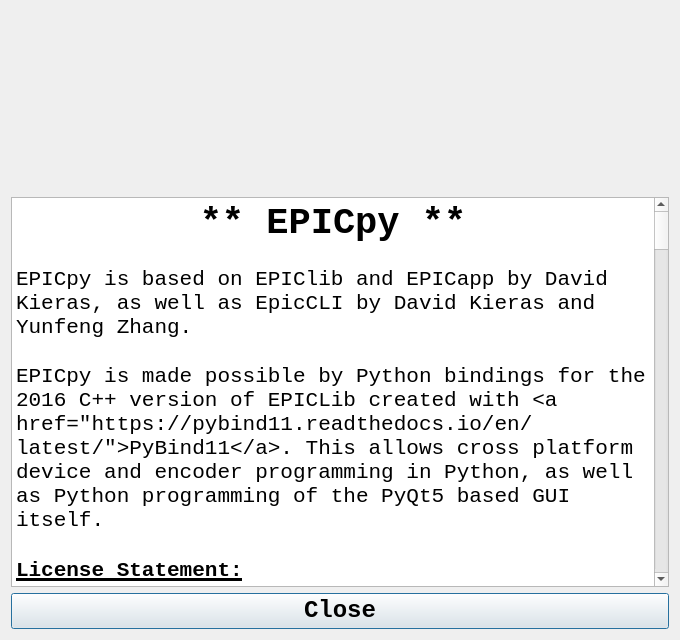
The window that epicpy/uifiles/aboutui.ui (travisseymour/EPICpy) describes before a commit, drawn with Qt 5.
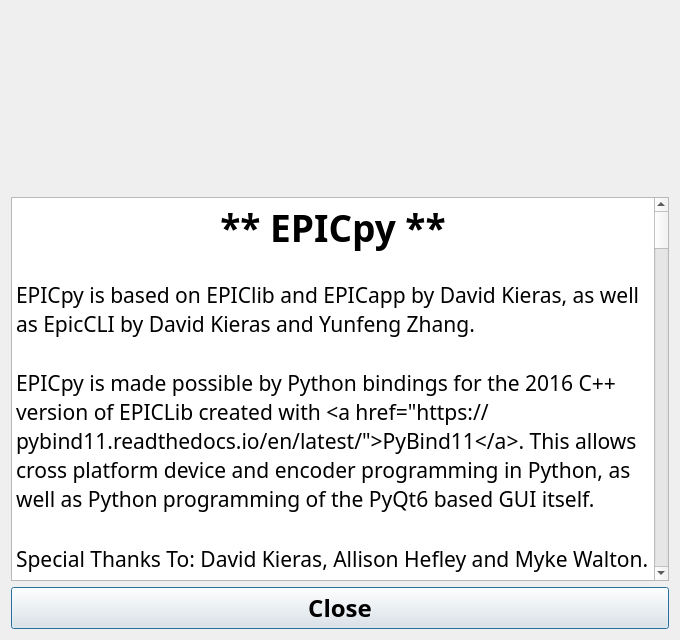
The same window after the commit.

```diff
--- a/epicpy/uifiles/aboutui.ui
+++ b/epicpy/uifiles/aboutui.ui
@@ -15,7 +15,7 @@
   </property>
   <property name="font">
    <font>
-    <family>Consolas</family>
+    <family>Fira Mono</family>
     <pointsize>14</pointsize>
    </font>
   </property>
@@ -78,14 +78,19 @@
       <widget class="QTextBrowser" name="textBrowser">
        <property name="html">
         <string>&lt;!DOCTYPE HTML PUBLIC &quot;-//W3C//DTD HTML 4.0//EN&quot; &quot;http://www.w3.org/TR/REC-html40/strict.dtd&quot;&gt;
-&lt;html&gt;&lt;head&gt;&lt;meta name=&quot;qrichtext&quot; content=&quot;1&quot; /&gt;&lt;style type=&quot;text/css&quot;&gt;
+&lt;html&gt;&lt;head&gt;&lt;meta name=&quot;qrichtext&quot; content=&quot;1&quot; /&gt;&lt;meta charset=&quot;utf-8&quot; /&gt;&lt;style type=&quot;text/css&quot;&gt;
 p, li { white-space: pre-wrap; }
-&lt;/style&gt;&lt;/head&gt;&lt;body style=&quot; font-family:'Consolas'; font-size:14pt; font-weight:400; font-style:normal;&quot;&gt;
+hr { height: 1px; border-width: 0; }
+li.unchecked::marker { content: &quot;\2610&quot;; }
+li.checked::marker { content: &quot;\2612&quot;; }
+&lt;/style&gt;&lt;/head&gt;&lt;body style=&quot; font-family:'Fira Mono'; font-size:14pt; font-weight:400; font-style:normal;&quot;&gt;
 &lt;p align=&quot;center&quot; style=&quot; margin-top:0px; margin-bottom:0px; margin-left:0px; margin-right:0px; -qt-block-indent:0; text-indent:0px;&quot;&gt;&lt;span style=&quot; font-family:'JetBrains Mono','monospace'; font-size:28pt; font-weight:600; color:#000000;&quot;&gt;** EPICpy **&lt;/span&gt;&lt;/p&gt;
 &lt;p style=&quot;-qt-paragraph-type:empty; margin-top:0px; margin-bottom:0px; margin-left:0px; margin-right:0px; -qt-block-indent:0; text-indent:0px;&quot;&gt;&lt;br /&gt;&lt;/p&gt;
 &lt;p style=&quot; margin-top:0px; margin-bottom:0px; margin-left:0px; margin-right:0px; -qt-block-indent:0; text-indent:0px;&quot;&gt;&lt;span style=&quot; font-family:'JetBrains Mono','monospace'; font-size:15.8pt; color:#000000;&quot;&gt;EPICpy is based on EPIClib and EPICapp by David Kieras, as well as EpicCLI by David Kieras and Yunfeng Zhang.&lt;/span&gt;&lt;/p&gt;
-&lt;p style=&quot; margin-top:0px; margin-bottom:0px; margin-left:0px; margin-right:0px; -qt-block-indent:0; text-indent:0px;&quot;&gt;&lt;span style=&quot; font-family:'JetBrains Mono','monospace'; font-size:15.8pt; color:#000000;&quot;&gt;&lt;br /&gt;EPICpy is made possible by Python bindings for the 2016 C++ version of EPICLib created with &amp;lt;a href=&amp;quot;https://pybind11.readthedocs.io/en/latest/&amp;quot;&amp;gt;PyBind11&amp;lt;/a&amp;gt;. This allows cross platform device and encoder programming in Python, as well as Python programming of the PyQt5 based GUI itself.&lt;/span&gt;&lt;/p&gt;
+&lt;p style=&quot; margin-top:0px; margin-bottom:0px; margin-left:0px; margin-right:0px; -qt-block-indent:0; text-indent:0px;&quot;&gt;&lt;span style=&quot; font-family:'JetBrains Mono','monospace'; font-size:15.8pt; color:#000000;&quot;&gt;&lt;br /&gt;EPICpy is made possible by Python bindings for the 2016 C++ version of EPICLib created with &amp;lt;a href=&amp;quot;https://pybind11.readthedocs.io/en/latest/&amp;quot;&amp;gt;PyBind11&amp;lt;/a&amp;gt;. This allows cross platform device and encoder programming in Python, as well as Python programming of the PyQt6 based GUI itself. &lt;/span&gt;&lt;/p&gt;
 &lt;p style=&quot;-qt-paragraph-type:empty; margin-top:0px; margin-bottom:0px; margin-left:0px; margin-right:0px; -qt-block-indent:0; text-indent:0px; font-family:'JetBrains Mono','monospace'; font-size:15.8pt; color:#000000;&quot;&gt;&lt;br /&gt;&lt;/p&gt;
+&lt;p style=&quot; margin-top:0px; margin-bottom:0px; margin-left:0px; margin-right:0px; -qt-block-indent:0; text-indent:0px;&quot;&gt;&lt;span style=&quot; font-family:'JetBrains Mono','monospace'; font-size:15.8pt; color:#000000;&quot;&gt;Special Thanks To: David Kieras, Allison Hefley and Myke Walton. &lt;/span&gt;&lt;/p&gt;
+&lt;p style=&quot;-qt-paragraph-type:empty; margin-top:0px; margin-bottom:0px; margin-left:0px; margin-right:0px; -qt-block-indent:0; text-indent:0px;&quot;&gt;&lt;br /&gt;&lt;/p&gt;
 &lt;p style=&quot; margin-top:0px; margin-bottom:0px; margin-left:0px; margin-right:0px; -qt-block-indent:0; text-indent:0px;&quot;&gt;&lt;span style=&quot; font-family:'JetBrains Mono','monospace'; font-size:15.8pt; font-weight:600; text-decoration: underline; color:#000000;&quot;&gt;License Statement:&lt;/span&gt;&lt;/p&gt;
 &lt;p style=&quot;-qt-paragraph-type:empty; margin-top:0px; margin-bottom:0px; margin-left:0px; margin-right:0px; -qt-block-indent:0; text-indent:0px; font-family:'JetBrains Mono','monospace'; font-size:15.8pt; color:#000000;&quot;&gt;&lt;br /&gt;&lt;/p&gt;
 &lt;p style=&quot; margin-top:0px; margin-bottom:0px; margin-left:0px; margin-right:0px; -qt-block-indent:0; text-indent:0px;&quot;&gt;&lt;span style=&quot; font-family:'JetBrains Mono','monospace'; font-size:15.8pt; color:#000000;&quot;&gt;EPICpy is free software: you can redistribute it and/or modify it under the terms of the GNU Lesser General Public License&lt;/span&gt;&lt;/p&gt;
@@ -169,9 +174,8 @@
       <widget class="QPushButton" name="pushButtonClose">
        <property name="font">
         <font>
-         <family>Consolas</family>
+         <family>Fira Mono</family>
          <pointsize>18</pointsize>
-         <weight>75</weight>
          <bold>true</bold>
         </font>
        </property>
```
